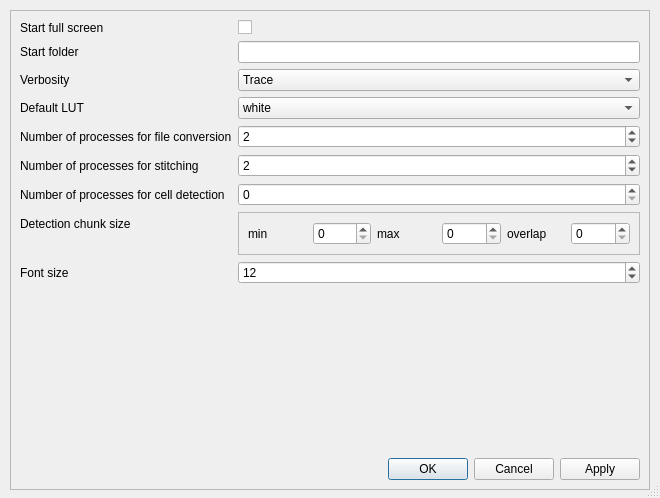
This is ClearMap/gui/creator/preferences_editor.ui in ClearAnatomics/ClearMap as Qt 5 draws it before an edit. The edited form follows.
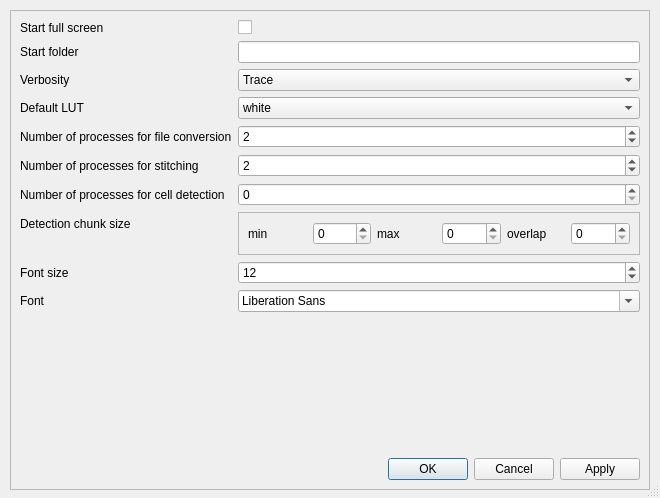
This is the edited form.

Commit message: Adds font family option in preferences

The edit to the form file:
```diff
--- a/ClearMap/gui/creator/preferences_editor.ui
+++ b/ClearMap/gui/creator/preferences_editor.ui
@@ -256,6 +256,16 @@
          </property>
         </widget>
        </item>
+       <item row="13" column="0">
+        <widget class="QLabel" name="label_13">
+         <property name="text">
+          <string>Font</string>
+         </property>
+        </widget>
+       </item>
+       <item row="13" column="1">
+        <widget class="QFontComboBox" name="fontComboBox"/>
+       </item>
       </layout>
      </item>
      <item>
```
The commit also changes 3 other files.
